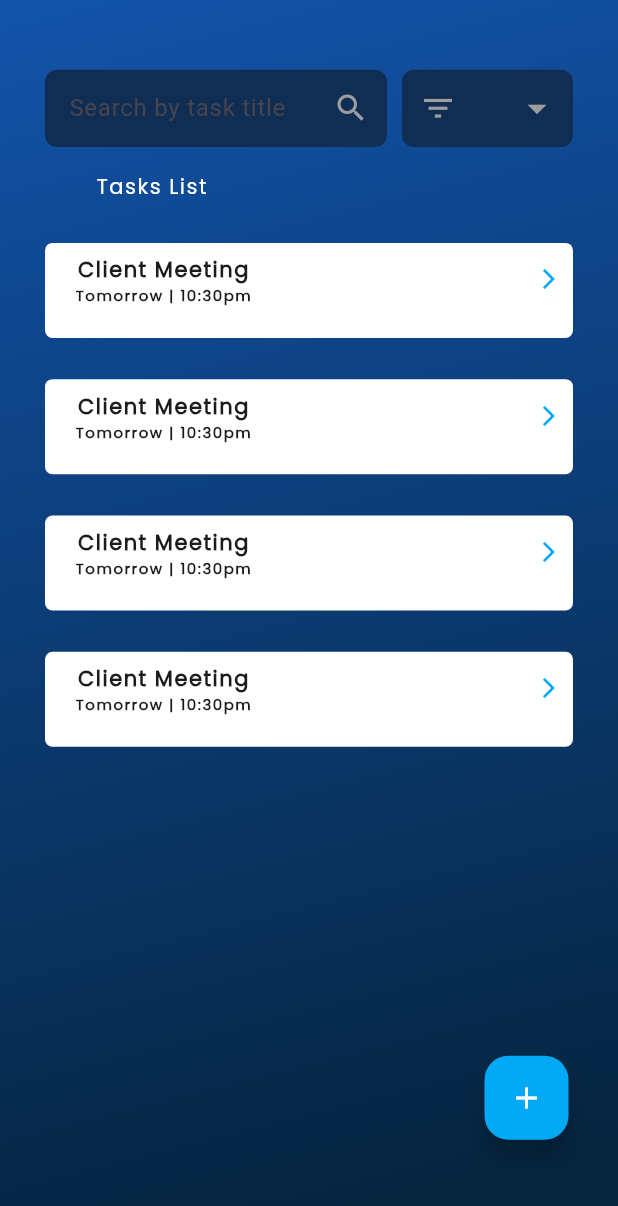
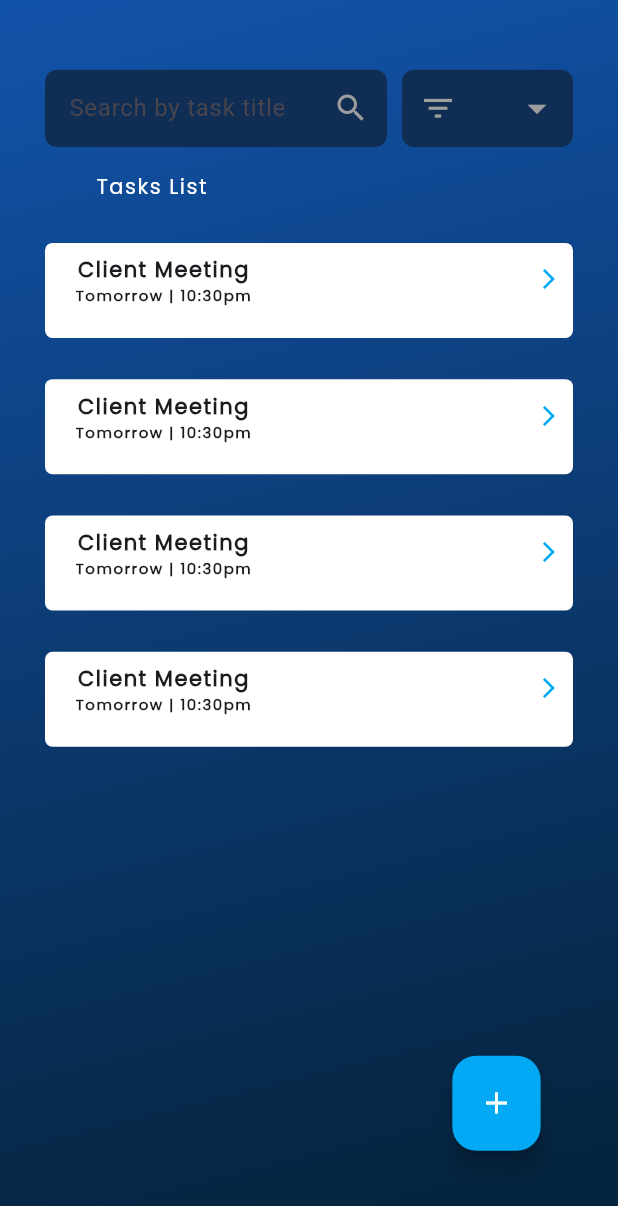
Before and after one commit to Kendra-ui/kendra_todo, a Flutter app: the Text4 screen opened directly, on a phone screen of 412 x 824 dp. Shown: the top 1206 px of the screen. Run offline on Flutter 3.47's test engine with Material 2 defaults, Android fonts, the phone set to English and light mode, and no system bars; our stand-ins replace table_calendar.

Commit message:
Initial commit

```diff
--- a/lib/utils/custom_textfield/text4.dart
+++ b/lib/utils/custom_textfield/text4.dart
@@ -228,9 +228,13 @@ class Text4 extends StatelessWidget {
                        ),
                      ),
 
-            SizedBox(height: MediaQuery.of(context).size.height/4,),
+            SizedBox(
+              height: MediaQuery.of(context).size.height/4,),
             Padding(
-              padding:  const EdgeInsets.only(left: 290),
+              padding: const EdgeInsets.only(left:250),
+              child: SizedBox(
+                height: MediaQuery.of(context).size.height/13,
+                width: MediaQuery.of(context).size.width/7,
                 child: FloatingActionButton(
                   backgroundColor: Colors.lightBlue,
                    onPressed: () {
@@ -342,7 +346,7 @@ class Text4 extends StatelessWidget {
                     mainAxisAlignment: MainAxisAlignment.spaceBetween,
                    children: [
 
-                   SizedBox(width:  MediaQuery.of(context).size.width/1000,),
+                     SizedBox(width:  MediaQuery.of(context).size.width/100,),
                     SizedBox(
                       width: MediaQuery.of(context).size.width/3,
                       child: ElevatedButton(
@@ -408,6 +412,7 @@ class Text4 extends StatelessWidget {
 
                    child: const Icon(Icons.add, color: Colors.white, ),
                   ),
+              ),
             )
           ],
         ),
```
Lines whose indentation alone changed are shown as unchanged.
